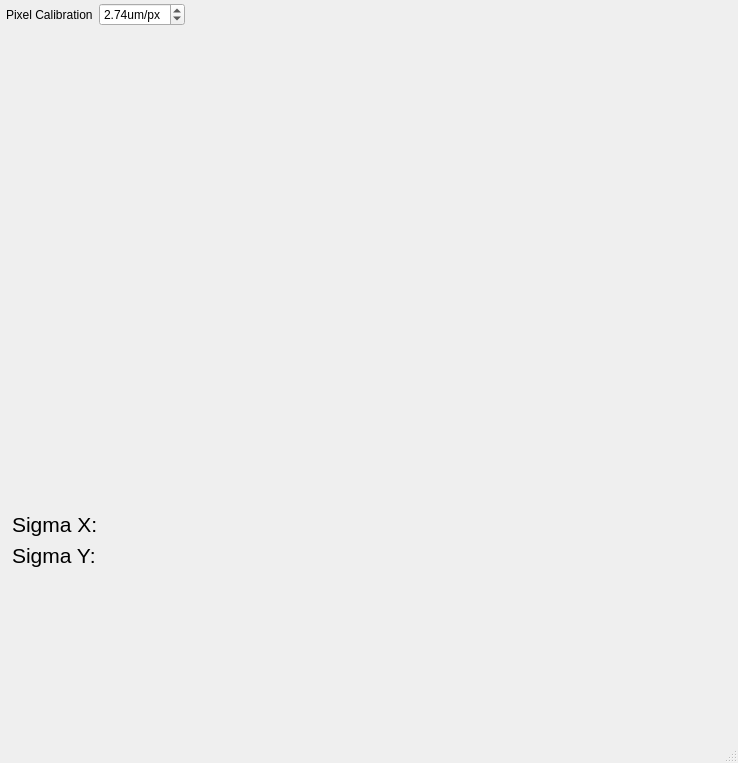
Old version of the form designer/LineoutWindow.ui in the repository rariniello/alignView.
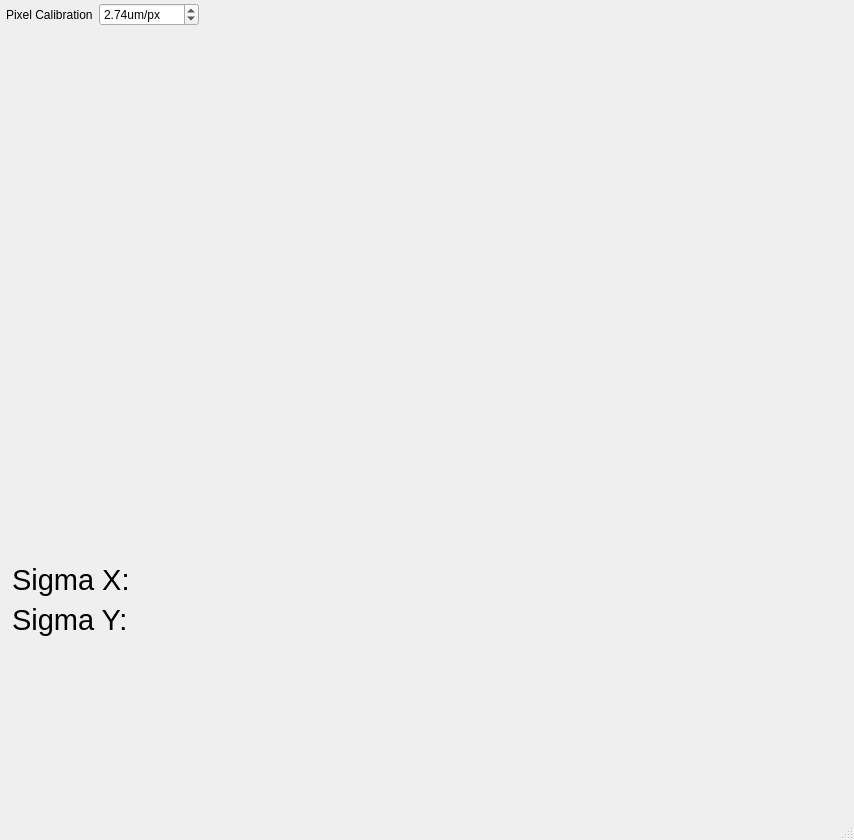
New version of the form.

What changed in the file:
```diff
--- a/designer/LineoutWindow.ui
+++ b/designer/LineoutWindow.ui
@@ -6,8 +6,8 @@
    <rect>
     <x>0</x>
     <y>0</y>
-    <width>738</width>
-    <height>763</height>
+    <width>854</width>
+    <height>840</height>
    </rect>
   </property>
   <property name="windowTitle">
@@ -59,7 +59,7 @@
         <widget class="QLabel" name="sigmaXLabel">
          <property name="font">
           <font>
-           <pointsize>16</pointsize>
+           <pointsize>22</pointsize>
           </font>
          </property>
          <property name="text">
@@ -71,7 +71,7 @@
         <widget class="QLabel" name="sigmaYLabel">
          <property name="font">
           <font>
-           <pointsize>16</pointsize>
+           <pointsize>22</pointsize>
           </font>
          </property>
          <property name="text">
@@ -132,13 +132,13 @@
         <widget class="QDoubleSpinBox" name="pixelCalField">
          <property name="minimumSize">
           <size>
-           <width>86</width>
+           <width>100</width>
            <height>0</height>
           </size>
          </property>
          <property name="maximumSize">
           <size>
-           <width>86</width>
+           <width>100</width>
            <height>16777215</height>
           </size>
          </property>
```
Left out of the diff: 2 changed lines with no effect on the pictures.
